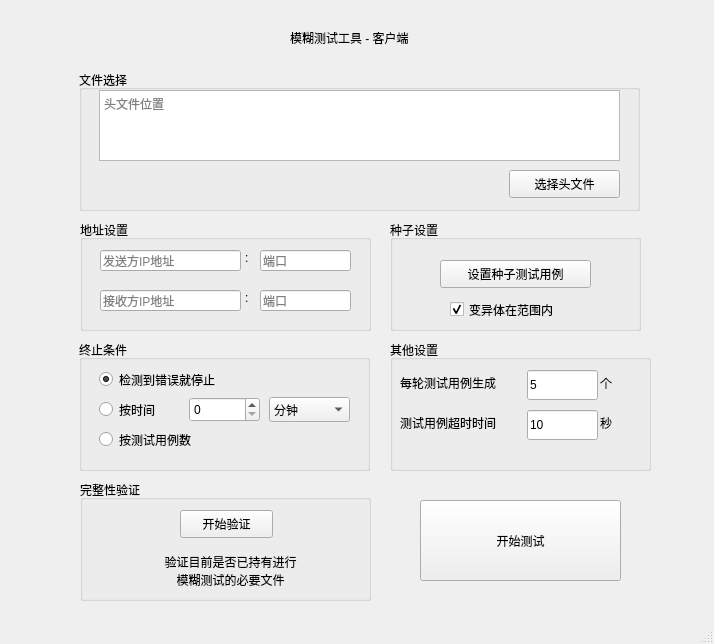
Old version of the form client/window_client.ui in the repository Radon10043/fuzzing-tool-14.
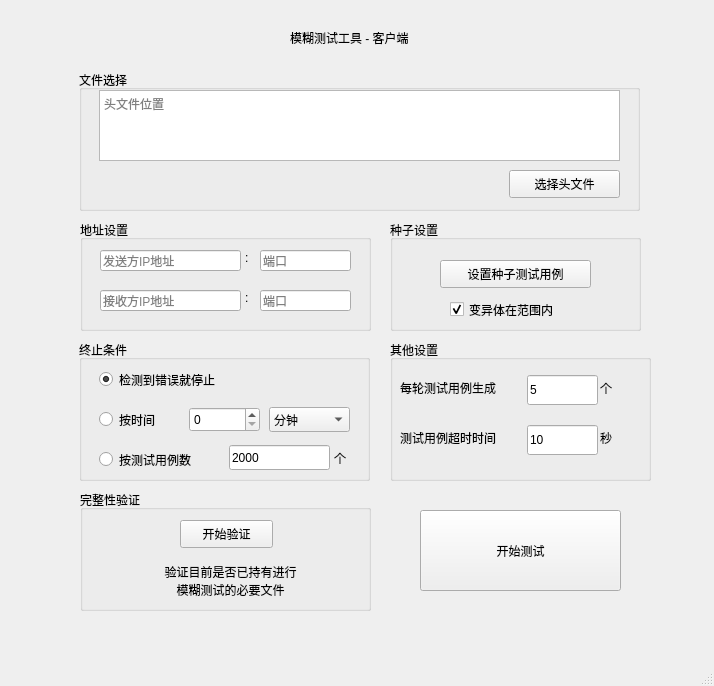
New version of the form.

Commit message: Fixed bugs: added LineEdit in stop box

Diff of the .ui file:
```diff
--- a/client/window_client.ui
+++ b/client/window_client.ui
@@ -7,7 +7,7 @@
     <x>0</x>
     <y>0</y>
     <width>714</width>
-    <height>644</height>
+    <height>686</height>
    </rect>
   </property>
   <property name="windowTitle">
@@ -112,7 +112,7 @@
     <property name="geometry">
      <rect>
       <x>80</x>
-      <y>480</y>
+      <y>490</y>
       <width>291</width>
       <height>121</height>
      </rect>
@@ -258,7 +258,7 @@
     <property name="geometry">
      <rect>
       <x>420</x>
-      <y>500</y>
+      <y>510</y>
       <width>201</width>
       <height>81</height>
      </rect>
@@ -273,7 +273,7 @@
       <x>79</x>
       <y>340</y>
       <width>291</width>
-      <height>131</height>
+      <height>141</height>
      </rect>
     </property>
     <property name="title">
@@ -299,7 +299,7 @@
      <property name="geometry">
       <rect>
        <x>20</x>
-       <y>60</y>
+       <y>70</y>
        <width>81</width>
        <height>19</height>
       </rect>
@@ -312,7 +312,7 @@
      <property name="geometry">
       <rect>
        <x>20</x>
-       <y>90</y>
+       <y>110</y>
        <width>121</width>
        <height>19</height>
       </rect>
@@ -325,7 +325,7 @@
      <property name="geometry">
       <rect>
        <x>110</x>
-       <y>57</y>
+       <y>67</y>
        <width>71</width>
        <height>25</height>
       </rect>
@@ -338,7 +338,7 @@
      <property name="geometry">
       <rect>
        <x>190</x>
-       <y>57</y>
+       <y>67</y>
        <width>81</width>
        <height>25</height>
       </rect>
@@ -354,6 +354,32 @@
       </property>
      </item>
     </widget>
+    <widget class="QLineEdit" name="TCNumsLineEdit">
+     <property name="geometry">
+      <rect>
+       <x>150</x>
+       <y>105</y>
+       <width>101</width>
+       <height>25</height>
+      </rect>
+     </property>
+     <property name="text">
+      <string>2000</string>
+     </property>
+    </widget>
+    <widget class="QLabel" name="amountLabel">
+     <property name="geometry">
+      <rect>
+       <x>255</x>
+       <y>110</y>
+       <width>21</width>
+       <height>16</height>
+      </rect>
+     </property>
+     <property name="text">
+      <string>个</string>
+     </property>
+    </widget>
    </widget>
    <widget class="QGroupBox" name="otherOptionGroupBox">
     <property name="geometry">
@@ -361,7 +387,7 @@
       <x>390</x>
       <y>340</y>
       <width>261</width>
-      <height>131</height>
+      <height>141</height>
      </rect>
     </property>
     <property name="title">
@@ -371,7 +397,7 @@
      <property name="geometry">
       <rect>
        <x>137</x>
-       <y>30</y>
+       <y>35</y>
        <width>71</width>
        <height>30</height>
       </rect>
@@ -384,7 +410,7 @@
      <property name="geometry">
       <rect>
        <x>137</x>
-       <y>70</y>
+       <y>85</y>
        <width>71</width>
        <height>30</height>
       </rect>
@@ -397,7 +423,7 @@
      <property name="geometry">
       <rect>
        <x>10</x>
-       <y>35</y>
+       <y>40</y>
        <width>121</width>
        <height>16</height>
       </rect>
@@ -410,7 +436,7 @@
      <property name="geometry">
       <rect>
        <x>10</x>
-       <y>75</y>
+       <y>90</y>
        <width>121</width>
        <height>16</height>
       </rect>
@@ -423,7 +449,7 @@
      <property name="geometry">
       <rect>
        <x>210</x>
-       <y>75</y>
+       <y>90</y>
        <width>21</width>
        <height>16</height>
       </rect>
@@ -436,7 +462,7 @@
      <property name="geometry">
       <rect>
        <x>210</x>
-       <y>35</y>
+       <y>40</y>
        <width>21</width>
        <height>16</height>
       </rect>
```
Left out of the diff: 2 changed lines with no effect on the pictures. The commit also changes 2 other files.
